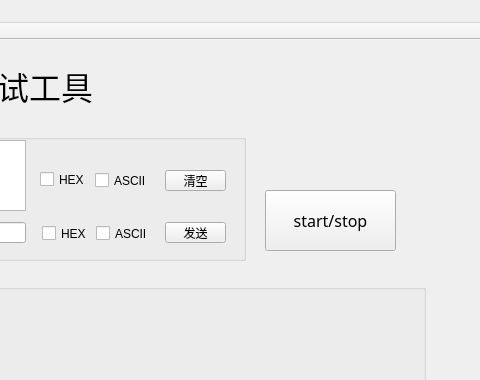
This is mainwindow.ui in QtWorks/Radar-Measure-Tool as Qt 5 draws it before an edit; both pictures show x 605 to 1085 and y 0 to 380 of the 1085 by 769 pixel window. The edited form follows.
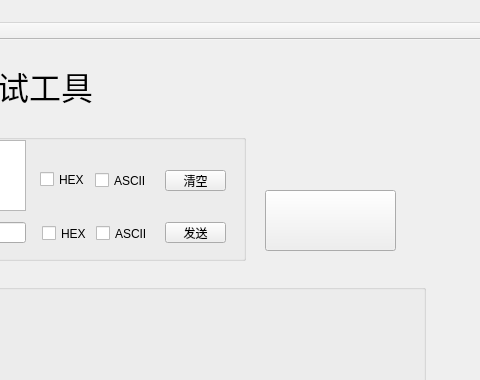
This is the edited form. Icons and pictures are not drawn. Custom widgets are drawn as their Qt base class.

```diff
--- a/mainwindow.ui
+++ b/mainwindow.ui
@@ -419,7 +419,7 @@
      </font>
     </property>
     <property name="text">
-     <string>start/stop</string>
+     <string/>
     </property>
    </widget>
    <widget class="QLabel" name="IndicateLabel">
```
Left out of the diff: 2 changed lines with no effect on the pictures.
